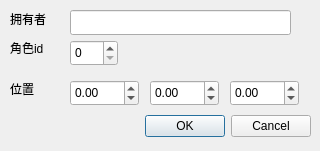
SingingRivulet/Smoothly, file src/gui-admin/addcharacter.ui: the form before one commit.
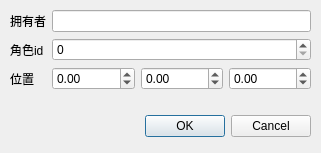
The form after the commit.

What changed in the file:
```diff
--- a/src/gui-admin/addcharacter.ui
+++ b/src/gui-admin/addcharacter.ui
@@ -6,8 +6,8 @@
    <rect>
     <x>0</x>
     <y>0</y>
-    <width>320</width>
-    <height>151</height>
+    <width>321</width>
+    <height>153</height>
    </rect>
   </property>
   <property name="windowTitle">
@@ -29,112 +29,78 @@
     <set>QDialogButtonBox::Cancel|QDialogButtonBox::Ok</set>
    </property>
   </widget>
-  <widget class="QLineEdit" name="lineEdit_owner">
+  <widget class="QWidget" name="formLayoutWidget">
    <property name="geometry">
     <rect>
-     <x>70</x>
-     <y>10</y>
-     <width>221</width>
-     <height>25</height>
-    </rect>
-   </property>
-  </widget>
-  <widget class="QDoubleSpinBox" name="doubleSpinBox_x">
-   <property name="geometry">
-    <rect>
-     <x>70</x>
-     <y>80</y>
-     <width>69</width>
-     <height>26</height>
-    </rect>
-   </property>
-   <property name="minimum">
-    <double>-100000.000000000000000</double>
-   </property>
-   <property name="maximum">
-    <double>100000.000000000000000</double>
-   </property>
-  </widget>
-  <widget class="QDoubleSpinBox" name="doubleSpinBox_y">
-   <property name="geometry">
-    <rect>
-     <x>150</x>
-     <y>80</y>
-     <width>69</width>
-     <height>26</height>
-    </rect>
-   </property>
-   <property name="minimum">
-    <double>-100000.000000000000000</double>
-   </property>
-   <property name="value">
-    <double>0.000000000000000</double>
-   </property>
-  </widget>
-  <widget class="QDoubleSpinBox" name="doubleSpinBox_z">
-   <property name="geometry">
-    <rect>
-     <x>230</x>
-     <y>80</y>
-     <width>69</width>
-     <height>26</height>
-    </rect>
-   </property>
-   <property name="minimum">
-    <double>-100000.000000000000000</double>
-   </property>
-   <property name="value">
-    <double>0.000000000000000</double>
-   </property>
-  </widget>
-  <widget class="QSpinBox" name="spinBox_id">
-   <property name="geometry">
-    <rect>
-     <x>70</x>
-     <y>40</y>
-     <width>48</width>
-     <height>26</height>
-    </rect>
-   </property>
-  </widget>
-  <widget class="QLabel" name="label">
-   <property name="geometry">
-    <rect>
      <x>10</x>
      <y>10</y>
-     <width>51</width>
-     <height>17</height>
+     <width>301</width>
+     <height>93</height>
     </rect>
    </property>
-   <property name="text">
-    <string>拥有者</string>
-   </property>
-  </widget>
-  <widget class="QLabel" name="label_2">
-   <property name="geometry">
-    <rect>
-     <x>10</x>
-     <y>40</y>
-     <width>51</width>
-     <height>16</height>
-    </rect>
-   </property>
-   <property name="text">
-    <string>角色id</string>
-   </property>
-  </widget>
-  <widget class="QLabel" name="label_3">
-   <property name="geometry">
-    <rect>
-     <x>10</x>
-     <y>80</y>
-     <width>31</width>
-     <height>17</height>
-    </rect>
-   </property>
-   <property name="text">
-    <string>位置</string>
-   </property>
+   <layout class="QFormLayout" name="formLayout">
+    <item row="0" column="0">
+     <widget class="QLabel" name="label">
+      <property name="text">
+       <string>拥有者</string>
+      </property>
+     </widget>
+    </item>
+    <item row="1" column="0">
+     <widget class="QLabel" name="label_2">
+      <property name="text">
+       <string>角色id</string>
+      </property>
+     </widget>
+    </item>
+    <item row="2" column="0">
+     <widget class="QLabel" name="label_3">
+      <property name="text">
+       <string>位置</string>
+      </property>
+     </widget>
+    </item>
+    <item row="0" column="1">
+     <widget class="QLineEdit" name="lineEdit_owner"/>
+    </item>
+    <item row="1" column="1">
+     <widget class="QSpinBox" name="spinBox_id"/>
+    </item>
+    <item row="2" column="1">
+     <layout class="QHBoxLayout" name="horizontalLayout">
+      <item>
+       <widget class="QDoubleSpinBox" name="doubleSpinBox_x">
+        <property name="minimum">
+         <double>-100000.000000000000000</double>
+        </property>
+        <property name="maximum">
+         <double>100000.000000000000000</double>
+        </property>
+       </widget>
+      </item>
+      <item>
+       <widget class="QDoubleSpinBox" name="doubleSpinBox_y">
+        <property name="minimum">
+         <double>-100000.000000000000000</double>
+        </property>
+        <property name="value">
+         <double>0.000000000000000</double>
+        </property>
+       </widget>
+      </item>
+      <item>
+       <widget class="QDoubleSpinBox" name="doubleSpinBox_z">
+        <property name="minimum">
+         <double>-100000.000000000000000</double>
+        </property>
+        <property name="value">
+         <double>0.000000000000000</double>
+        </property>
+       </widget>
+      </item>
+     </layout>
+    </item>
+   </layout>
   </widget>
  </widget>
  <resources/>
```
